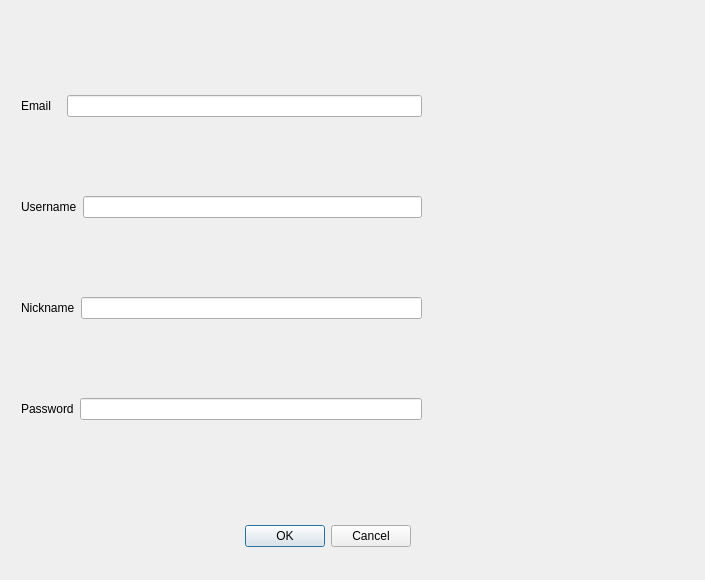
This is LibraryManagementSystem/dialog.ui in jkxing/LibraryManagementSystem as Qt 5 draws it before an edit. The edited form follows.
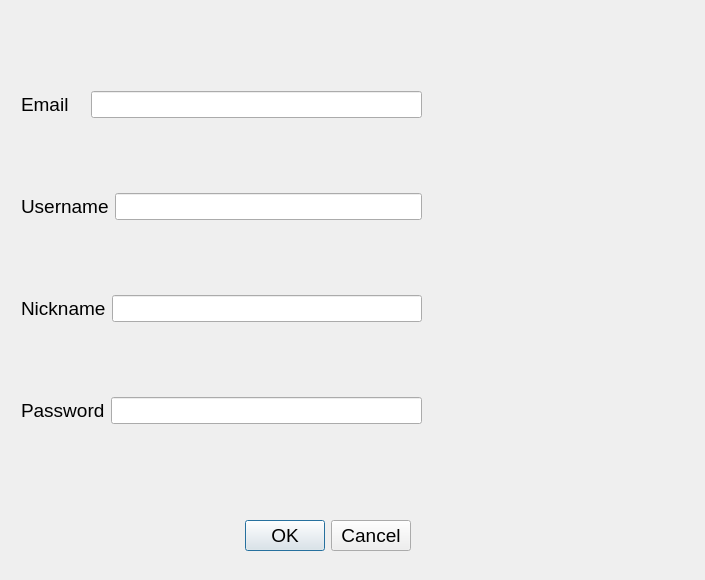
This is the edited form.

Patch:
```diff
--- a/LibraryManagementSystem/dialog.ui
+++ b/LibraryManagementSystem/dialog.ui
@@ -25,6 +25,11 @@
      <height>32</height>
     </rect>
    </property>
+   <property name="font">
+    <font>
+     <pointsize>14</pointsize>
+    </font>
+   </property>
    <property name="orientation">
     <enum>Qt::Horizontal</enum>
    </property>
@@ -46,13 +51,24 @@
      <layout class="QHBoxLayout" name="horizontalLayout">
       <item>
        <widget class="QLabel" name="label">
+        <property name="font">
+         <font>
+          <pointsize>14</pointsize>
+         </font>
+        </property>
         <property name="text">
          <string>Email   </string>
         </property>
        </widget>
       </item>
       <item>
-       <widget class="QLineEdit" name="lineEdit"/>
+       <widget class="QLineEdit" name="lineEdit">
+        <property name="font">
+         <font>
+          <pointsize>12</pointsize>
+         </font>
+        </property>
+       </widget>
       </item>
      </layout>
     </item>
@@ -60,13 +76,24 @@
      <layout class="QHBoxLayout" name="horizontalLayout_2">
       <item>
        <widget class="QLabel" name="label_2">
+        <property name="font">
+         <font>
+          <pointsize>14</pointsize>
+         </font>
+        </property>
         <property name="text">
          <string>Username</string>
         </property>
        </widget>
       </item>
       <item>
-       <widget class="QLineEdit" name="lineEdit_2"/>
+       <widget class="QLineEdit" name="lineEdit_2">
+        <property name="font">
+         <font>
+          <pointsize>12</pointsize>
+         </font>
+        </property>
+       </widget>
       </item>
      </layout>
     </item>
@@ -74,13 +101,24 @@
      <layout class="QHBoxLayout" name="horizontalLayout_3">
       <item>
        <widget class="QLabel" name="label_3">
+        <property name="font">
+         <font>
+          <pointsize>14</pointsize>
+         </font>
+        </property>
         <property name="text">
          <string>Nickname</string>
         </property>
        </widget>
       </item>
       <item>
-       <widget class="QLineEdit" name="lineEdit_3"/>
+       <widget class="QLineEdit" name="lineEdit_3">
+        <property name="font">
+         <font>
+          <pointsize>12</pointsize>
+         </font>
+        </property>
+       </widget>
       </item>
      </layout>
     </item>
@@ -88,13 +126,24 @@
      <layout class="QHBoxLayout" name="horizontalLayout_4">
       <item>
        <widget class="QLabel" name="label_4">
+        <property name="font">
+         <font>
+          <pointsize>14</pointsize>
+         </font>
+        </property>
         <property name="text">
          <string>Password</string>
         </property>
        </widget>
       </item>
       <item>
-       <widget class="QLineEdit" name="lineEdit_4"/>
+       <widget class="QLineEdit" name="lineEdit_4">
+        <property name="font">
+         <font>
+          <pointsize>12</pointsize>
+         </font>
+        </property>
+       </widget>
       </item>
      </layout>
     </item>
```
